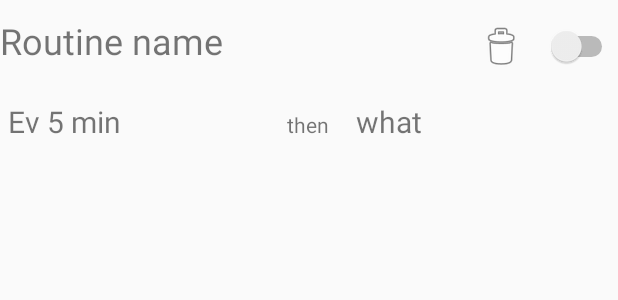
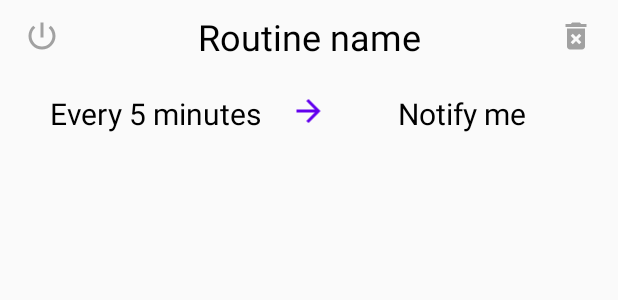
Before and after one commit to jrandiny/simple-tasker, an Android app: the layout item_routine.xml on its own in the app's theme, with its tools: preview values and no code run, on a phone screen of 412 x 824 dp. Shown: the top 300 px of the screen. Run offline under Robolectric (Android 15) with nearby library versions, the phone set to English and light mode, and no system bars.

Commit message:
Update main activity view

```diff
--- /dev/null
+++ b/app/src/main/res/drawable/ic_arrow_forward.xml
@@ -0,0 +1,10 @@
+<vector android:height="24dp"
+    android:tint="#6200EE"
+    android:viewportHeight="24.0"
+    android:viewportWidth="24.0"
+    android:width="24dp"
+    xmlns:android="http://schemas.android.com/apk/res/android">
+    <path
+        android:fillColor="#FF000000"
+        android:pathData="M12,4l-1.41,1.41L16.17,11H4v2h12.17l-5.58,5.59L12,20l8,-8z" />
+</vector>
--- /dev/null
+++ b/app/src/main/res/drawable/ic_delete.xml
@@ -0,0 +1,10 @@
+<vector android:height="24dp"
+    android:tint="#A1A1A1"
+    android:viewportHeight="24.0"
+    android:viewportWidth="24.0"
+    android:width="24dp"
+    xmlns:android="http://schemas.android.com/apk/res/android">
+    <path
+        android:fillColor="#FF000000"
+        android:pathData="M6,19c0,1.1 0.9,2 2,2h8c1.1,0 2,-0.9 2,-2L18,7L6,7v12zM8.46,11.88l1.41,-1.41L12,12.59l2.12,-2.12 1.41,1.41L13.41,14l2.12,2.12 -1.41,1.41L12,15.41l-2.12,2.12 -1.41,-1.41L10.59,14l-2.13,-2.12zM15.5,4l-1,-1h-5l-1,1L5,4v2h14L19,4z" />
+</vector>
--- /dev/null
+++ b/app/src/main/res/drawable/ic_setting.xml
@@ -0,0 +1,10 @@
+<vector android:height="24dp"
+    android:tint="#FEFFFF"
+    android:viewportHeight="24"
+    android:viewportWidth="24"
+    android:width="24dp"
+    xmlns:android="http://schemas.android.com/apk/res/android">
+    <path
+        android:fillColor="#FF000000"
+        android:pathData="M19.1,12.9a2.8,2.8 0,0 0,0.1 -0.9,2.8 2.8,0 0,0 -0.1,-0.9l2.1,-1.6a0.7,0.7 0,0 0,0.1 -0.6L19.4,5.5a0.7,0.7 0,0 0,-0.6 -0.2l-2.4,1a6.5,6.5 0,0 0,-1.6 -0.9l-0.4,-2.6a0.5,0.5 0,0 0,-0.5 -0.4H10.1a0.5,0.5 0,0 0,-0.5 0.4L9.3,5.4a5.6,5.6 0,0 0,-1.7 0.9l-2.4,-1a0.4,0.4 0,0 0,-0.5 0.2l-2,3.4c-0.1,0.2 0,0.4 0.2,0.6l2,1.6a2.8,2.8 0,0 0,-0.1 0.9,2.8 2.8,0 0,0 0.1,0.9L2.8,14.5a0.7,0.7 0,0 0,-0.1 0.6l1.9,3.4a0.7,0.7 0,0 0,0.6 0.2l2.4,-1a6.5,6.5 0,0 0,1.6 0.9l0.4,2.6a0.5,0.5 0,0 0,0.5 0.4h3.8a0.5,0.5 0,0 0,0.5 -0.4l0.3,-2.6a5.6,5.6 0,0 0,1.7 -0.9l2.4,1a0.4,0.4 0,0 0,0.5 -0.2l2,-3.4c0.1,-0.2 0,-0.4 -0.2,-0.6ZM12,15.6A3.6,3.6 0,1 1,15.6 12,3.6 3.6,0 0,1 12,15.6Z" />
+</vector>
--- /dev/null
+++ b/app/src/main/res/drawable/ic_toggle_activation.xml
@@ -0,0 +1,10 @@
+<vector android:height="24dp"
+    android:tint="#A1A1A1"
+    android:viewportHeight="24.0"
+    android:viewportWidth="24.0"
+    android:width="24dp"
+    xmlns:android="http://schemas.android.com/apk/res/android">
+    <path
+        android:fillColor="#FF000000"
+        android:pathData="M13,3h-2v10h2L13,3zM17.83,5.17l-1.42,1.42C17.99,7.86 19,9.81 19,12c0,3.87 -3.13,7 -7,7s-7,-3.13 -7,-7c0,-2.19 1.01,-4.14 2.58,-5.42L6.17,5.17C4.23,6.82 3,9.26 3,12c0,4.97 4.03,9 9,9s9,-4.03 9,-9c0,-2.74 -1.23,-5.18 -3.17,-6.83z" />
+</vector>
--- a/app/src/main/res/layout/activity_main.xml
+++ b/app/src/main/res/layout/activity_main.xml
@@ -18,10 +18,9 @@
 
             <TextView
                 android:id="@+id/title"
-                android:layout_width="wrap_content"
+                android:layout_width="0dp"
                 android:layout_height="wrap_content"
                 android:layout_weight="1"
-                android:gravity="center"
                 android:minHeight="?actionBarSize"
                 android:padding="@dimen/appbar_padding"
                 android:text="@string/app_name"
@@ -35,8 +34,8 @@
                 android:layout_gravity="bottom|end"
                 android:background="@android:color/transparent"
                 android:padding="@dimen/appbar_padding"
-                app:srcCompat="@android:drawable/ic_menu_preferences"
-                android:contentDescription="@string/todo" />
+                android:contentDescription="@string/appbar_setting"
+                app:srcCompat="@drawable/ic_setting" />
         </LinearLayout>
 
         <com.google.android.material.tabs.TabLayout
@@ -59,5 +58,6 @@
         android:layout_gravity="bottom|end"
         android:layout_margin="@dimen/fab_margin"
         android:tooltipText="@string/fab_tooltip"
-        android:src="@drawable/ic_add"/>
+        android:src="@drawable/ic_add"
+        tools:ignore="UnusedAttribute" />
 </androidx.coordinatorlayout.widget.CoordinatorLayout>
--- a/app/src/main/res/layout/fragment_alarm_module.xml
+++ b/app/src/main/res/layout/fragment_alarm_module.xml
@@ -8,7 +8,6 @@
     <!-- TODO: Update blank fragment layout -->
     <TextView
         android:layout_width="match_parent"
-        android:layout_height="match_parent"
-        android:text="@string/hello_blank_fragment" />
+        android:layout_height="match_parent" />
 
 </FrameLayout>
--- a/app/src/main/res/layout/item_routine.xml
+++ b/app/src/main/res/layout/item_routine.xml
@@ -1,50 +1,50 @@
 <?xml version="1.0" encoding="utf-8"?>
 
 <LinearLayout xmlns:android="http://schemas.android.com/apk/res/android"
-    xmlns:app="http://schemas.android.com/apk/res-auto"
     xmlns:tools="http://schemas.android.com/tools"
     android:id="@+id/vertical"
     android:layout_width="match_parent"
     android:layout_height="wrap_content"
     android:orientation="vertical"
-    tools:context=".MainActivity"
-    tools:layout_editor_absoluteX="-90dp"
-    tools:layout_editor_absoluteY="76dp"
-    android:layout_marginBottom="1dp">
+    android:paddingHorizontal="16dp"
+    android:paddingVertical="8dp"
+    tools:context=".MainActivity">
 
     <LinearLayout
         android:id="@+id/routine_name"
         android:layout_width="match_parent"
         android:layout_height="wrap_content"
-        android:orientation="horizontal">
+        android:layout_gravity="center_vertical"
+        android:gravity="center"
+        android:orientation="horizontal"
+        android:paddingBottom="16dp">
+
+        <ImageButton
+            android:id="@+id/routine_on_off"
+            android:layout_width="wrap_content"
+            android:layout_height="wrap_content"
+            android:background="@android:color/transparent"
+            android:contentDescription="@string/routine_list_action_toggle"
+            android:src="@drawable/ic_toggle_activation" />
+
 
         <TextView
             android:id="@+id/name"
-            android:layout_width="wrap_content"
-            android:layout_height="51dp"
-            android:layout_marginTop="5dp"
-            android:layout_marginBottom="5dp"
+            android:layout_width="0dp"
+            android:layout_height="wrap_content"
             android:layout_weight="2"
-            android:text="@string/routine_name"
-            android:textSize="24sp" />
+            android:textAlignment="center"
+            android:textColor="#000000"
+            android:textSize="24sp"
+            tools:text="Routine name" />
 
         <ImageButton
-            android:id="@+id/imageButton"
+            android:id="@+id/routine_delete"
             android:layout_width="wrap_content"
-            android:layout_height="51dp"
-            android:layout_marginTop="5dp"
-            android:layout_marginBottom="5dp"
-            android:layout_weight="0"
+            android:layout_height="wrap_content"
             android:background="@android:color/transparent"
-            app:srcCompat="@android:drawable/ic_menu_delete" />
-
-        <Switch
-            android:id="@+id/routine_on_off"
-            android:layout_width="wrap_content"
-            android:layout_height="51dp"
-            android:layout_marginStart="5dp"
-            android:layout_marginTop="5dp"
-            android:layout_weight="0.1" />
+            android:contentDescription="@string/routine_list_action_delete"
+            android:src="@drawable/ic_delete" />
 
     </LinearLayout>
 
@@ -52,34 +52,36 @@
         android:id="@+id/detail"
         android:layout_width="match_parent"
         android:layout_height="match_parent"
-        android:orientation="horizontal">
+        android:orientation="horizontal"
+        android:padding="5dp">
 
         <TextView
             android:id="@+id/condition"
             android:layout_width="0dp"
             android:layout_height="wrap_content"
-            android:layout_margin="5dp"
             android:layout_weight="2"
-            android:text="@string/condition"
-            android:textSize="20sp" />
+            android:textAlignment="center"
+            android:textSize="20sp"
+            android:textColor="#000000"
+            tools:text="Every 5 minutes" />
 
-        <TextView
+        <ImageView
             android:id="@+id/then"
             android:layout_width="0dp"
             android:layout_height="wrap_content"
-            android:layout_margin="5dp"
-            android:text="@string/then"
-            android:textAlignment="center"
-            android:layout_weight="0.5"/>
+            android:layout_weight="0.5"
+            android:contentDescription="@string/routine_list_then"
+            android:src="@drawable/ic_arrow_forward" />
 
         <TextView
             android:id="@+id/action"
             android:layout_width="0dp"
             android:layout_height="wrap_content"
-            android:layout_margin="5dp"
             android:layout_weight="2"
-            android:text="@string/action"
-            android:textSize="20sp" />
+            android:textAlignment="center"
+            android:textSize="20sp"
+            android:textColor="#000000"
+            tools:text="Notify me" />
     </LinearLayout>
 
 </LinearLayout>
--- a/app/src/main/res/values/strings.xml
+++ b/app/src/main/res/values/strings.xml
@@ -1,16 +1,17 @@
 <resources>
     <string name="app_name">Simply Automatic</string>
     <string name="title_activity_main">Simply Automatic</string>
+
     <string name="active_tab_title">Active</string>
     <string name="inactive_tab_title">Inactive</string>
+
     <string name="fab_tooltip">Add button</string>
-    <string name="routine_name">Routine name</string>
-    <string name="condition">Ev 5 min</string>
-    <string name="then">then</string>
-    <string name="action">what</string>
-    <string name="todo">TODO</string>
 
-    <!-- TODO: Remove or change this placeholder text -->
-    <string name="hello_blank_fragment">Hello blank fragment</string>
     <string name="notification_text">Service is running</string>
+
+    <string name="routine_list_then">then</string>
+    <string name="routine_list_action_delete">Delete routine</string>
+    <string name="routine_list_action_toggle">Toggle routine activation</string>
+
+    <string name="appbar_setting">Setting</string>
 </resources>
```
